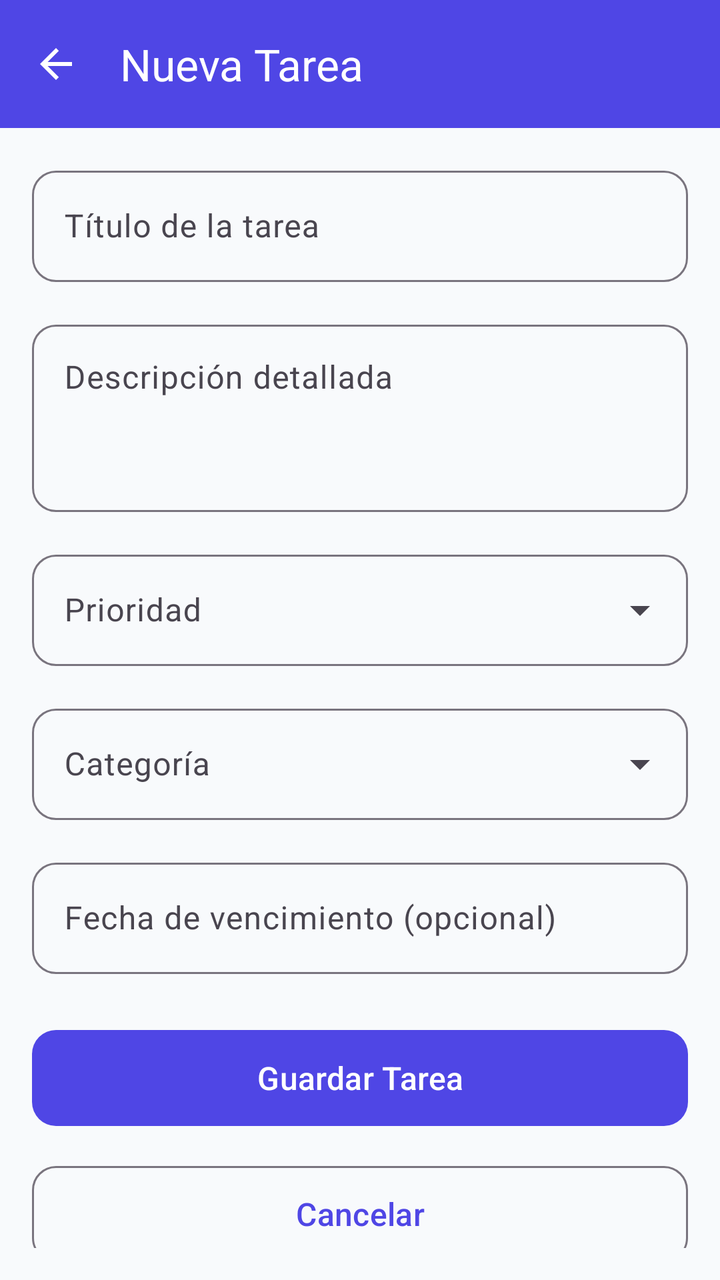
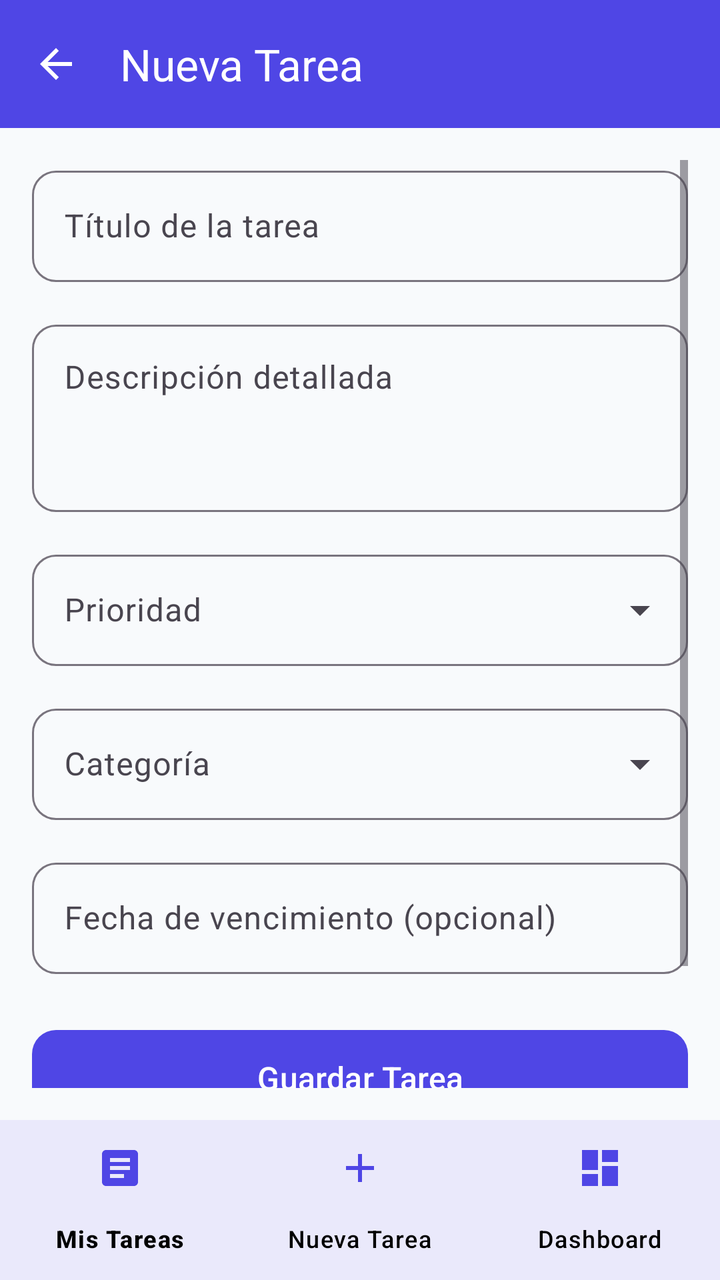

The first picture is an Android layout as it rendered before a commit; the second is the same layout after the commit. The layout source and the unified diff follow.
<!-- AndroidManifest.xml: application theme Theme.HasloYa -->
<!-- res/layout/activity_add_task.xml -->
<?xml version="1.0" encoding="utf-8"?>
<LinearLayout xmlns:android="http://schemas.android.com/apk/res/android"
    xmlns:app="http://schemas.android.com/apk/res-auto"
    android:layout_width="match_parent"
    android:layout_height="match_parent"
    android:orientation="vertical"
    android:background="@color/background">

    <com.google.android.material.appbar.MaterialToolbar
        android:id="@+id/toolbarAddTask"
        android:layout_width="match_parent"
        android:layout_height="?attr/actionBarSize"
        android:background="@color/primary"
        app:title="@string/add_task_title"
        app:titleTextColor="@color/white"
        app:navigationIcon="@drawable/ic_arrow_back"
        app:navigationIconTint="@color/white" />

    <ScrollView
        android:layout_width="match_parent"
        android:layout_height="0dp"
        android:layout_weight="1"
        android:padding="16dp">

        <LinearLayout
            android:layout_width="match_parent"
            android:layout_height="wrap_content"
            android:orientation="vertical">

            
            <com.google.android.material.textfield.TextInputLayout
                android:id="@+id/tilTitle"
                style="@style/Widget.Material3.TextInputLayout.OutlinedBox"
                android:layout_width="match_parent"
                android:layout_height="wrap_content"
                android:hint="@string/title_hint"
                android:layout_marginBottom="16dp"
                app:boxCornerRadiusTopStart="12dp"
                app:boxCornerRadiusTopEnd="12dp"
                app:boxCornerRadiusBottomStart="12dp"
                app:boxCornerRadiusBottomEnd="12dp">

                <com.google.android.material.textfield.TextInputEditText
                    android:id="@+id/etTitle"
                    android:layout_width="match_parent"
                    android:layout_height="wrap_content"
                    android:inputType="textCapSentences"
                    android:maxLines="1" />
            </com.google.android.material.textfield.TextInputLayout>

            
            <com.google.android.material.textfield.TextInputLayout
                android:id="@+id/tilDescription"
                style="@style/Widget.Material3.TextInputLayout.OutlinedBox"
                android:layout_width="match_parent"
                android:layout_height="wrap_content"
                android:hint="@string/description_hint"
                android:layout_marginBottom="16dp"
                app:boxCornerRadiusTopStart="12dp"
                app:boxCornerRadiusTopEnd="12dp"
                app:boxCornerRadiusBottomStart="12dp"
                app:boxCornerRadiusBottomEnd="12dp">

                <com.google.android.material.textfield.TextInputEditText
                    android:id="@+id/etDescription"
                    android:layout_width="match_parent"
                    android:layout_height="wrap_content"
                    android:inputType="textMultiLine"
                    android:minLines="3"
                    android:gravity="top" />
            </com.google.android.material.textfield.TextInputLayout>

            
            <com.google.android.material.textfield.TextInputLayout
                android:id="@+id/tilPriority"
                style="@style/Widget.Material3.TextInputLayout.OutlinedBox.ExposedDropdownMenu"
                android:layout_width="match_parent"
                android:layout_height="wrap_content"
                android:hint="@string/priority_label"
                android:layout_marginBottom="16dp"
                app:boxCornerRadiusTopStart="12dp"
                app:boxCornerRadiusTopEnd="12dp"
                app:boxCornerRadiusBottomStart="12dp"
                app:boxCornerRadiusBottomEnd="12dp">

                <AutoCompleteTextView
                    android:id="@+id/actvPriority"
                    android:layout_width="match_parent"
                    android:layout_height="wrap_content"
                    android:inputType="none"
                    android:focusable="false" />
            </com.google.android.material.textfield.TextInputLayout>

            
            <com.google.android.material.textfield.TextInputLayout
                android:id="@+id/tilCategory"
                style="@style/Widget.Material3.TextInputLayout.OutlinedBox.ExposedDropdownMenu"
                android:layout_width="match_parent"
                android:layout_height="wrap_content"
                android:hint="@string/category_label"
                android:layout_marginBottom="16dp"
                app:boxCornerRadiusTopStart="12dp"
                app:boxCornerRadiusTopEnd="12dp"
                app:boxCornerRadiusBottomStart="12dp"
                app:boxCornerRadiusBottomEnd="12dp">

                <AutoCompleteTextView
                    android:id="@+id/actvCategory"
                    android:layout_width="match_parent"
                    android:layout_height="wrap_content"
                    android:inputType="none"
                    android:focusable="false" />
            </com.google.android.material.textfield.TextInputLayout>

            
            <com.google.android.material.textfield.TextInputLayout
                android:id="@+id/tilDueDate"
                style="@style/Widget.Material3.TextInputLayout.OutlinedBox"
                android:layout_width="match_parent"
                android:layout_height="wrap_content"
                android:hint="@string/due_date_label"
                android:layout_marginBottom="24dp"
                app:boxCornerRadiusTopStart="12dp"
                app:boxCornerRadiusTopEnd="12dp"
                app:boxCornerRadiusBottomStart="12dp"
                app:boxCornerRadiusBottomEnd="12dp">

                <com.google.android.material.textfield.TextInputEditText
                    android:id="@+id/etDueDate"
                    android:layout_width="match_parent"
                    android:layout_height="wrap_content"
                    android:focusable="false"
                    android:clickable="true" />
            </com.google.android.material.textfield.TextInputLayout>

            
            <com.google.android.material.button.MaterialButton
                android:id="@+id/btnSaveTask"
                android:layout_width="match_parent"
                android:layout_height="56dp"
                android:text="@string/action_save"
                android:textSize="16sp"
                app:cornerRadius="12dp"
                android:layout_marginBottom="12dp" />

            
            <com.google.android.material.button.MaterialButton
                android:id="@+id/btnCancel"
                style="@style/Widget.Material3.Button.OutlinedButton"
                android:layout_width="match_parent"
                android:layout_height="56dp"
                android:text="@string/action_cancel"
                android:textSize="16sp"
                app:cornerRadius="12dp" />

        </LinearLayout>
    </ScrollView>
</LinearLayout>
<!-- resources referenced by this layout -->
<resources>
  <color name="background">#F8FAFC</color>
  <color name="primary">#4F46E5</color>
  <color name="white">#FFFFFFFF</color>
  <!-- drawable ic_arrow_back (drawable) -->
  <vector xmlns:android="http://schemas.android.com/apk/res/android"
      android:width="24dp"
      android:height="24dp"
      android:viewportWidth="24"
      android:viewportHeight="24">
    <path
        android:fillColor="#FF000000"
        android:pathData="M20,11H7.83l5.59,-5.59L12,4l-8,8 8,8 1.41,-1.41L7.83,13H20v-2z"/>
  </vector>
  <string name="action_cancel">Cancelar</string>
  <string name="action_save">Guardar Tarea</string>
  <string name="add_task_title">Nueva Tarea</string>
  <string name="category_label">Categoría</string>
  <string name="description_hint">Descripción detallada</string>
  <string name="due_date_label">Fecha de vencimiento (opcional)</string>
  <string name="priority_label">Prioridad</string>
  <string name="title_hint">Título de la tarea</string>
  <style name="Theme.HasloYa" parent="Theme.Material3.DayNight.NoActionBar">
          <item name="colorPrimary">@color/primary</item>
          <item name="colorOnPrimary">@color/white</item>
          <item name="colorPrimaryContainer">@color/primary_container</item>
          <item name="colorOnPrimaryContainer">@color/on_primary_container</item>
  
          <item name="colorSecondary">@color/secondary</item>
          <item name="colorSecondaryContainer">@color/secondary_container</item>
  
          <item name="android:colorBackground">@color/background</item>
          <item name="colorSurface">@color/surface</item>
  
          <item name="android:statusBarColor">@color/primary</item>
          <item name="android:windowLightStatusBar">false</item>
      </style>
  <color name="primary_container">#E0E7FF</color>
  <color name="on_primary_container">#1E1B4B</color>
  <color name="secondary">#0EA5E9</color>
  <color name="secondary_container">#E0F2FE</color>
  <color name="surface">#FFFFFF</color>
</resources>

<!-- the commit's change to res/layout/activity_add_task.xml (unified diff, before → after) -->
@@ -1,15 +1,16 @@
 <?xml version="1.0" encoding="utf-8"?>
-<LinearLayout xmlns:android="http://schemas.android.com/apk/res/android"
+<RelativeLayout xmlns:android="http://schemas.android.com/apk/res/android"
     xmlns:app="http://schemas.android.com/apk/res-auto"
+    android:id="@+id/addTaskRoot"
     android:layout_width="match_parent"
     android:layout_height="match_parent"
-    android:orientation="vertical"
     android:background="@color/background">
 
     <com.google.android.material.appbar.MaterialToolbar
         android:id="@+id/toolbarAddTask"
         android:layout_width="match_parent"
         android:layout_height="?attr/actionBarSize"
+        android:layout_alignParentTop="true"
         android:background="@color/primary"
         app:title="@string/add_task_title"
         app:titleTextColor="@color/white"
@@ -18,8 +19,9 @@
 
     <ScrollView
         android:layout_width="match_parent"
-        android:layout_height="0dp"
-        android:layout_weight="1"
+        android:layout_height="match_parent"
+        android:layout_below="@id/toolbarAddTask"
+        android:layout_above="@+id/bottomNavigation"
         android:padding="16dp">
 
         <LinearLayout
@@ -44,6 +46,7 @@
                     android:id="@+id/etTitle"
                     android:layout_width="match_parent"
                     android:layout_height="wrap_content"
+                    android:textColor="@color/text_primary"
                     android:inputType="textCapSentences"
                     android:maxLines="1" />
             </com.google.android.material.textfield.TextInputLayout>
@@ -65,6 +68,7 @@
                     android:id="@+id/etDescription"
                     android:layout_width="match_parent"
                     android:layout_height="wrap_content"
+                    android:textColor="@color/text_primary"
                     android:inputType="textMultiLine"
                     android:minLines="3"
                     android:gravity="top" />
@@ -87,6 +91,7 @@
                     android:id="@+id/actvPriority"
                     android:layout_width="match_parent"
                     android:layout_height="wrap_content"
+                    android:textColor="@color/text_primary"
                     android:inputType="none"
                     android:focusable="false" />
             </com.google.android.material.textfield.TextInputLayout>
@@ -108,6 +113,7 @@
                     android:id="@+id/actvCategory"
                     android:layout_width="match_parent"
                     android:layout_height="wrap_content"
+                    android:textColor="@color/text_primary"
                     android:inputType="none"
                     android:focusable="false" />
             </com.google.android.material.textfield.TextInputLayout>
@@ -129,6 +135,7 @@
                     android:id="@+id/etDueDate"
                     android:layout_width="match_parent"
                     android:layout_height="wrap_content"
+                    android:textColor="@color/text_primary"
                     android:focusable="false"
                     android:clickable="true" />
             </com.google.android.material.textfield.TextInputLayout>
@@ -139,6 +146,7 @@
                 android:layout_width="match_parent"
                 android:layout_height="56dp"
                 android:text="@string/action_save"
+                android:textColor="@color/white"
                 android:textSize="16sp"
                 app:cornerRadius="12dp"
                 android:layout_marginBottom="12dp" />
@@ -150,9 +158,23 @@
                 android:layout_width="match_parent"
                 android:layout_height="56dp"
                 android:text="@string/action_cancel"
+                android:textColor="@color/text_primary"
                 android:textSize="16sp"
                 app:cornerRadius="12dp" />
 
         </LinearLayout>
     </ScrollView>
-</LinearLayout>
+
+    
+    <com.google.android.material.bottomnavigation.BottomNavigationView
+        android:id="@+id/bottomNavigation"
+        android:layout_width="match_parent"
+        android:layout_height="wrap_content"
+        android:layout_alignParentBottom="true"
+        android:background="@color/surface"
+        app:elevation="8dp"
+        app:menu="@menu/menu_bottom_nav"
+        app:itemIconTint="@color/primary"
+        app:itemTextColor="@color/text_primary" />
+
+</RelativeLayout>
<!-- resource entries referenced after the edit -->
@@ -41,5 +41,6 @@
   <color name="secondary">#0EA5E9</color>
   <color name="secondary_container">#E0F2FE</color>
   <color name="surface">#FFFFFF</color>
+  <color name="text_primary">#000000</color>
 </resources>
 
